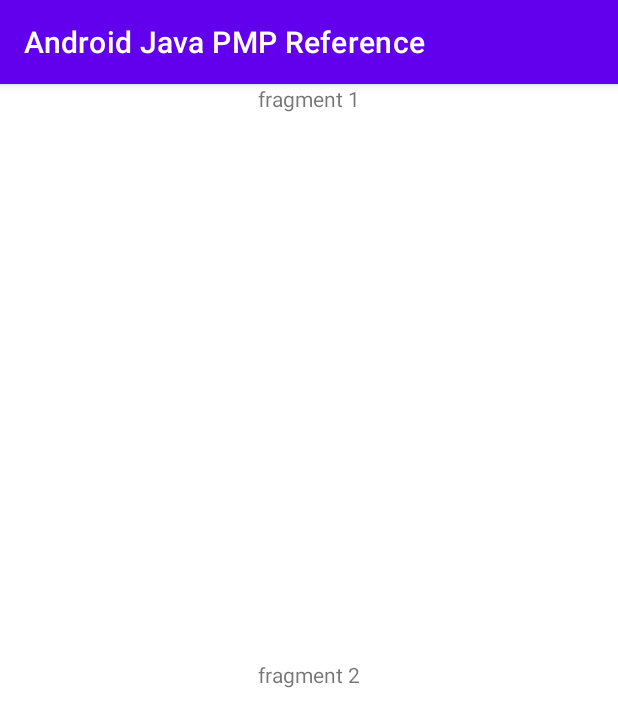
After one commit to matevskial/android-java-pmp-reference, an Android app: the FragmentExampleActivity screen opened directly, with no data from a screen before it, on a phone screen of 412 x 824 dp. The commit adds this screen. Shown: the top 727 px of the screen. Run offline under Robolectric (Android 15) with nearby library versions, the phone set to English and light mode, and no system bars.

Commit message:
Write code to demonstrate fragments

```diff
--- a/app/build.gradle
+++ b/app/build.gradle
@@ -33,6 +33,7 @@ dependencies {
     implementation 'androidx.appcompat:appcompat:1.1.0'
     implementation 'com.google.android.material:material:1.1.0'
     implementation 'androidx.constraintlayout:constraintlayout:1.1.3'
+    implementation 'androidx.legacy:legacy-support-v4:1.0.0'
     testImplementation 'junit:junit:4.+'
     androidTestImplementation 'androidx.test.ext:junit:1.1.1'
     androidTestImplementation 'androidx.test.espresso:espresso-core:3.2.0'
--- a/app/src/main/AndroidManifest.xml
+++ b/app/src/main/AndroidManifest.xml
@@ -9,7 +9,8 @@
         android:roundIcon="@mipmap/ic_launcher_round"
         android:supportsRtl="true"
         android:theme="@style/Theme.AndroidJavaPMPReference">
-        <activity android:name=".CalledWithIntentActivity"></activity>
+        <activity android:name=".FragmentExampleActivity"></activity>
+        <activity android:name=".CalledWithIntentActivity" />
         <activity android:name=".IntentExampleActivity" />
         <activity android:name=".RecyclerViewExampleActivity" />
         <activity android:name=".ListViewExampleActivity" />
--- /dev/null
+++ b/app/src/main/java/com/matevskial/androidjavapmpreference/FragmentExampleActivity.java
@@ -0,0 +1,21 @@
+package com.matevskial.androidjavapmpreference;
+
+import androidx.appcompat.app.AppCompatActivity;
+import androidx.fragment.app.Fragment;
+
+import android.os.Bundle;
+
+public class FragmentExampleActivity extends AppCompatActivity {
+
+    @Override
+    protected void onCreate(Bundle savedInstanceState) {
+        super.onCreate(savedInstanceState);
+        setContentView(R.layout.activity_fragment_example);
+        TextDataFragment fragment1 = TextDataFragment.newInstance("fragment 1");
+        TextDataFragment fragment2 = TextDataFragment.newInstance("fragment 2");
+        getSupportFragmentManager().beginTransaction()
+                .add(R.id.textDataFragment1, fragment1)
+                .add(R.id.textDataFragment2, fragment2)
+                .commit();
+    }
+}
--- a/app/src/main/java/com/matevskial/androidjavapmpreference/MainActivity.java
+++ b/app/src/main/java/com/matevskial/androidjavapmpreference/MainActivity.java
@@ -21,6 +21,7 @@ public class MainActivity extends AppCompatActivity {
     private Button listViewExampleButton;
     private Button recyclerViewExampleButton;
     private Button intentExampleButton;
+    private Button fragmentExampleButton;
 
     /**
      * Predefined methods like this are called for the setup of the activity
@@ -34,6 +35,7 @@ public class MainActivity extends AppCompatActivity {
         listViewExampleButton = findViewById(R.id.listViewExampleButton);
         recyclerViewExampleButton = findViewById(R.id.recyclerViewExampleButton);
         intentExampleButton = findViewById(R.id.intentExampleButton);
+        fragmentExampleButton = findViewById(R.id.fragmentExampleButton);
 
         constraintExampleButton.setOnClickListener(v -> {
             Intent intent = new Intent(this, ConstraintExampleActivity.class);
@@ -54,5 +56,10 @@ public class MainActivity extends AppCompatActivity {
             Intent intent = new Intent(this, IntentExampleActivity.class);
             startActivity(intent);
         });
+
+        fragmentExampleButton.setOnClickListener(v -> {
+            Intent intent = new Intent(this, FragmentExampleActivity.class);
+            startActivity(intent);
+        });
     }
 }
--- /dev/null
+++ b/app/src/main/java/com/matevskial/androidjavapmpreference/TextDataFragment.java
@@ -0,0 +1,65 @@
+package com.matevskial.androidjavapmpreference;
+
+import android.os.Bundle;
+
+import androidx.fragment.app.Fragment;
+
+import android.view.LayoutInflater;
+import android.view.View;
+import android.view.ViewGroup;
+import android.widget.TextView;
+
+/**
+ * A simple {@link Fragment} subclass.
+ * Use the {@link TextDataFragment#newInstance} factory method to
+ * create an instance of this fragment.
+ */
+public class TextDataFragment extends Fragment {
+
+    private static final String ARG_TEXT_DATA = "textData";
+
+    private String textData;
+
+    private TextView textDataTextView;
+
+    public TextDataFragment() {
+        // Required empty public constructor
+    }
+
+    /**
+     * Use this factory method to create a new instance of
+     * this fragment using the provided parameters.
+     *
+     * @param textData data that the fragment willl display
+     * @return A new instance of fragment TextDataFragment.
+     */
+    public static TextDataFragment newInstance(String textData) {
+        TextDataFragment fragment = new TextDataFragment();
+        Bundle args = new Bundle();
+        args.putString(ARG_TEXT_DATA, textData);
+        fragment.setArguments(args);
+        return fragment;
+    }
+
+    @Override
+    public View onCreateView(LayoutInflater inflater, ViewGroup container,
+                             Bundle savedInstanceState) {
+        // Inflate the layout for this fragment
+        View v = inflater.inflate(R.layout.fragment_text_data, container, false);
+        textDataTextView = v.findViewById(R.id.textDataTextView);
+        return v;
+    }
+
+    @Override
+    public void onActivityCreated(Bundle savedInstanceState) {
+        super.onActivityCreated(savedInstanceState);
+        Bundle arguments = getArguments();
+        if(arguments != null) {
+            textData = getArguments().getString(ARG_TEXT_DATA);
+        } else {
+            textData = "";
+        }
+
+        textDataTextView.setText(textData);
+    }
+}
--- /dev/null
+++ b/app/src/main/res/layout/activity_fragment_example.xml
@@ -0,0 +1,27 @@
+<?xml version="1.0" encoding="utf-8"?>
+<androidx.constraintlayout.widget.ConstraintLayout xmlns:android="http://schemas.android.com/apk/res/android"
+    xmlns:app="http://schemas.android.com/apk/res-auto"
+    xmlns:tools="http://schemas.android.com/tools"
+    android:layout_width="match_parent"
+    android:layout_height="match_parent"
+    tools:context=".FragmentExampleActivity">
+
+    <fragment
+        android:id="@+id/textDataFragment1"
+        android:name="com.matevskial.androidjavapmpreference.TextDataFragment"
+        android:layout_width="wrap_content"
+        android:layout_height="wrap_content"
+        app:layout_constraintEnd_toEndOf="parent"
+        app:layout_constraintStart_toStartOf="parent"
+        app:layout_constraintTop_toTopOf="parent" />
+
+    <fragment
+        android:id="@+id/textDataFragment2"
+        android:name="com.matevskial.androidjavapmpreference.TextDataFragment"
+        android:layout_width="wrap_content"
+        android:layout_height="wrap_content"
+        app:layout_constraintBottom_toBottomOf="parent"
+        app:layout_constraintEnd_toEndOf="parent"
+        app:layout_constraintStart_toStartOf="parent"
+        app:layout_constraintTop_toBottomOf="@+id/textDataFragment1" />
+</androidx.constraintlayout.widget.ConstraintLayout>
--- a/app/src/main/res/layout/activity_main.xml
+++ b/app/src/main/res/layout/activity_main.xml
@@ -46,6 +46,12 @@
                 android:layout_width="match_parent"
                 android:layout_height="wrap_content"
                 android:text="@string/intentExampleButton" />
+
+            <Button
+                android:id="@+id/fragmentExampleButton"
+                android:layout_width="match_parent"
+                android:layout_height="wrap_content"
+                android:text="@string/fragmentExampleButton" />
         </LinearLayout>
     </ScrollView>
 </LinearLayout>
--- /dev/null
+++ b/app/src/main/res/layout/fragment_text_data.xml
@@ -0,0 +1,14 @@
+<?xml version="1.0" encoding="utf-8"?>
+<FrameLayout xmlns:android="http://schemas.android.com/apk/res/android"
+    xmlns:tools="http://schemas.android.com/tools"
+    android:layout_width="match_parent"
+    android:layout_height="match_parent"
+    tools:context=".TextDataFragment">
+
+    <TextView
+        android:id="@+id/textDataTextView"
+        android:layout_width="match_parent"
+        android:layout_height="match_parent"
+        android:layout_gravity="center" />
+
+</FrameLayout>
--- a/app/src/main/res/values/strings.xml
+++ b/app/src/main/res/values/strings.xml
@@ -9,4 +9,5 @@
     <string name="intentExampleButton">Intent example activity</string>
     <string name="startActivityButton">Start other activity with extra data</string>
     <string name="closeActivityButton">Close this activity</string>
+    <string name="fragmentExampleButton">Fragment example activity</string>
 </resources>
```
